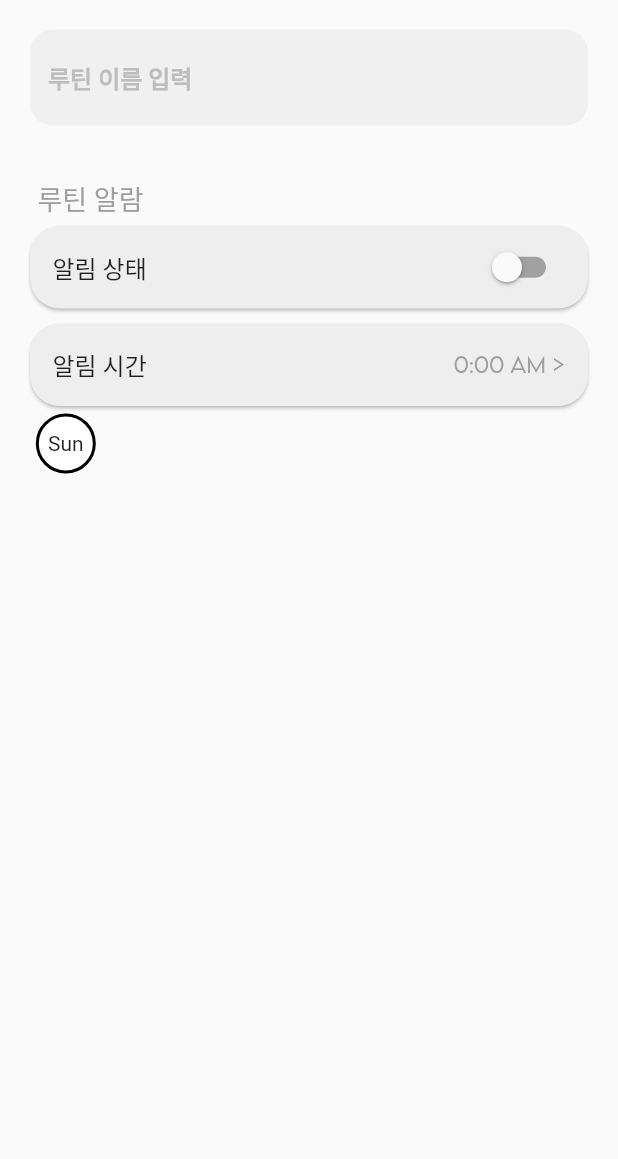
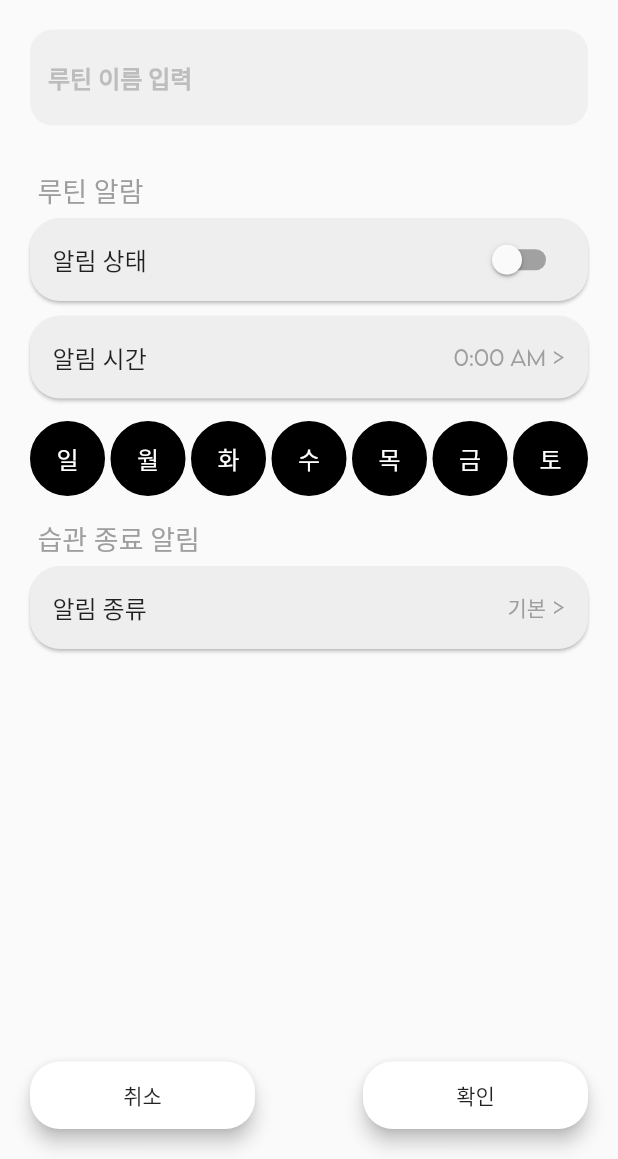
Before and after one commit to StrangeLee/RoutineApp, a Flutter app: the AddPage screen opened directly, on a phone screen of 412 x 824 dp, the part 77-1236 px from its top. Run offline on Flutter 3.47's test engine with Material 2 defaults, Android fonts, the phone set to English and light mode, and no system bars; our stand-ins replace animated_text_kit; Roboto replaces fonts that are missing (malgunBold).

Commit message:
Finish add_routines's UI
ad_routines.dart의 UI 작업을 마침.
각 버튼 별로의 function을 정의해야함.
Todo 수정

```diff
--- a/lib/add_routines.dart
+++ b/lib/add_routines.dart
@@ -1,6 +1,7 @@
 import 'package:flutter/cupertino.dart';
 import 'package:flutter/foundation.dart';
 import 'package:flutter/material.dart';
+import 'day_box.dart';
 
 class AddPage extends StatefulWidget {
   @override
@@ -24,8 +25,11 @@ class _AddPageState extends State<AddPage> {
     return Scaffold(
       body: SafeArea(
           child: Padding(
-        padding: EdgeInsets.fromLTRB(20, 10, 20, 10),
+        padding: EdgeInsets.fromLTRB(20, 10, 20, 20),
         child: Column(
+          mainAxisAlignment: MainAxisAlignment.spaceBetween,
+          children: <Widget>[
+            Column(
               crossAxisAlignment: CrossAxisAlignment.start,
               children: <Widget>[
                 Text(
@@ -39,7 +43,7 @@ class _AddPageState extends State<AddPage> {
                   crossAxisAlignment: CrossAxisAlignment.start,
                   children: <Widget>[
                     Padding(
-                  padding: EdgeInsets.fromLTRB(0, 20, 0, 30),
+                      padding: EdgeInsets.fromLTRB(0, 20, 0, 25),
                       child: TextField(
                         decoration: InputDecoration(
                             hintText: '루틴 이름 입력',
@@ -65,7 +69,8 @@ class _AddPageState extends State<AddPage> {
                         style: TextStyle(
                             color: Colors.grey[500],
                             fontSize: 18.0,
-                        fontFamily: 'malgunBold'),
+                            fontFamily: 'malgunBold'
+                        ),
                       ),
                     ),
                     settingBox(
@@ -90,21 +95,101 @@ class _AddPageState extends State<AddPage> {
                                 fontFamily: 'LemonMilkLight', color: Colors.grey),
                           ),
                           onTap: () {
+                            // ToDo : Time Dialog 추가
                             debugPrint('abc');
                           },
                         ))
                   ],
                 ),
                 SizedBox(
-              height: 5.0,
+                  height: 15.0,
                 ),
                 Row(
+                  mainAxisAlignment: MainAxisAlignment.spaceBetween,
                   children: <Widget>[
-                dayBox(dayList[0]),
+                    DayButton(day: '일'),
+                    DayButton(day: '월'),
+                    DayButton(day: '화'),
+                    DayButton(day: '수'),
+                    DayButton(day: '목'),
+                    DayButton(day: '금'),
+                    DayButton(day: '토'),
+                  ],
+                ),
+                SizedBox(
+                  height: 15.0,
+                ),
+                Padding(
+                  padding: EdgeInsets.fromLTRB(5, 0, 0, 5),
+                  child: Text(
+                    '습관 종료 알림',
+                    style: TextStyle(
+                        color: Colors.grey[500],
+                        fontSize: 18.0,
+                        fontFamily: 'malgunBold'
+                    ),
+                  ),
+                ),
+                settingBox(
+                  '알림 종류',
+                  InkWell(
+                    onTap: null, // Todo : Add Alarm Dialog
+                    child: Text(
+                      '기본 >',
+                      style: TextStyle(
+                          fontFamily: 'LemonMilkLight',
+                          color: Colors.grey
+                      ),
+                    ),
+                  ),
+                ),
+              ],
+            ),
+            Row(
+              mainAxisAlignment: MainAxisAlignment.spaceBetween,
+              mainAxisSize: MainAxisSize.max,
+              children: <Widget>[
+                SizedBox(
+                  width: 150.0,
+                  height: 45.0,
+                  child: RaisedButton(
+                    onPressed: () {
+                      debugPrint('abc');
+                    },
+                    elevation: 5.0,
+                    color: Colors.white,
+                    shape: RoundedRectangleBorder(
+                      borderRadius: BorderRadius.circular(20.0),
+                    ),
+                    child: Text(
+                        '취소'
+                    ),
+                  ),
+                ),
+                SizedBox(
+                  width: 10,
+                ),
+                SizedBox(
+                  width: 150.0,
+                  height: 45.0,
+                  child: RaisedButton(
+                    onPressed: () {
+                      debugPrint('abc');
+                    },
+                    elevation: 5.0,
+                    color: Colors.white,
+                    shape: RoundedRectangleBorder(
+                      borderRadius: BorderRadius.circular(20.0),
+                    ),
+                    child: Text(
+                        '확인'
+                    ),
+                  ),
+                ),
+              ],
+            ),
           ],
         )
-          ],
-        ),
       )),
     );
   }
@@ -133,41 +218,4 @@ class _AddPageState extends State<AddPage> {
       ),
     );
   }
-
-  Widget dayBox(String day) {
-    Color borderColor = Colors.white;
-    Color bgColor = Colors.black;
-    List<Color> colors = [Colors.white, Colors.black];
-
-    return InkWell(
-      onTap: () {
-        setState(() {
-          if (borderColor == Colors.white) {
-            borderColor = Colors.black;
-            borderColor = Colors.white;
-          } else {
-            borderColor = Colors.white;
-            borderColor = Colors.black;
 }
-        });
-      },
-      child: Container(
-        padding: EdgeInsets.all(10.0),
-        decoration: new BoxDecoration(
-            shape: BoxShape.circle,
-            color: borderColor,
-            border: Border.all(
-              color: bgColor,
-              width: 2.0,
-            )
-        ),
-        child: Text(
-            day,
-          style: TextStyle(
-              fontFamily: 'malgunBold'
-          ),
-        ),
-      ),
-    );
-  }
-}
--- /dev/null
+++ b/lib/day_box.dart
@@ -0,0 +1,54 @@
+import 'package:flutter/material.dart';
+
+class DayButton extends StatefulWidget {
+  String day;
+  DayButton({Key key, @required this.day}) : super(key : key);
+
+  @override
+  _DayButtonState createState() => _DayButtonState(day);
+}
+
+class _DayButtonState extends State<DayButton> {
+  bool clicked = true; // if false : not clicked, true : clicked
+  String day;
+  _DayButtonState(this.day);
+
+  @override
+  Widget build(BuildContext context) {
+    return dayBox(day);
+  }
+
+  Widget dayBox(String day) {
+
+    return InkWell(
+      onTap: () {
+        setState(() {
+          clicked = !clicked;
+          debugPrint('$day is $clicked');
+        });
+      },
+      child: Container(
+        width: 50,
+        height: 50,
+        padding: EdgeInsets.all(10.0),
+        alignment: Alignment.center,
+        decoration: new BoxDecoration(
+            shape: BoxShape.circle,
+            color: clicked ? Colors.black : Colors.white,
+            border: Border.all(
+              color: Colors.black,
+              width: 2.0,
+            )
+        ),
+        child: Text(
+          day,
+          style: TextStyle(
+            fontFamily: 'malgunBold',
+            color: clicked ? Colors.white : Colors.black,
+            fontSize: 16.0
+          ),
+        ),
+      ),
+    );
+  }
+}
--- a/lib/show_routines.dart
+++ b/lib/show_routines.dart
@@ -5,12 +5,13 @@ import 'package:routineapp/add_routines.dart';
 import 'package:animated_text_kit/animated_text_kit.dart';
 
 class ShowRoutines extends StatefulWidget {
+  // state 추가
+
   @override
   _ShowRoutinesState createState() => _ShowRoutinesState();
 }
 
 class _ShowRoutinesState extends State<ShowRoutines> {
-
   var now = new DateTime.now();
 
   @override
```
Lines whose indentation alone changed are shown as unchanged.
